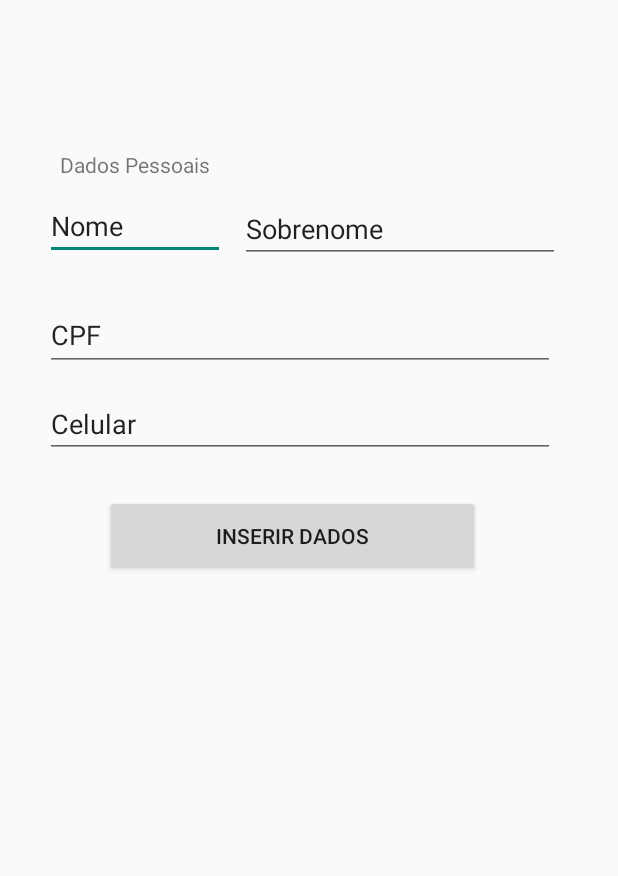
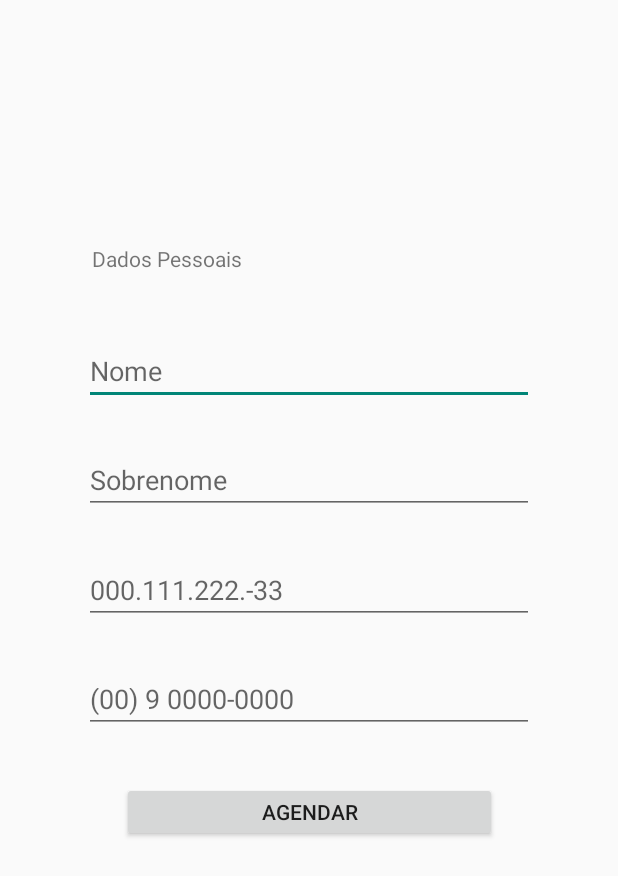
Before and after one commit to Gabs19/Agendamento-Online, an Android app: the Dados_Cadastrais screen opened directly, with no data from a screen before it, on a phone screen of 412 x 824 dp. Shown: the top 876 px of the screen. Run offline under Robolectric (Android 15) with nearby library versions, the phone set to English and light mode, and no system bars; our stand-ins replace Firebase (no records; nobody signed in at launch, a user with empty details on screens opened directly).

Commit message:
ajustes nos layouts

```diff
--- a/app/src/main/res/layout/activity_dados__cadastrais.xml
+++ b/app/src/main/res/layout/activity_dados__cadastrais.xml
@@ -1,65 +1,88 @@
 <?xml version="1.0" encoding="utf-8"?>
-<androidx.coordinatorlayout.widget.CoordinatorLayout xmlns:android="http://schemas.android.com/apk/res/android"
+<androidx.constraintlayout.widget.ConstraintLayout xmlns:android="http://schemas.android.com/apk/res/android"
     xmlns:app="http://schemas.android.com/apk/res-auto"
     xmlns:tools="http://schemas.android.com/tools"
+    android:id="@+id/coordinatorLayout5"
     android:layout_width="match_parent"
     android:layout_height="match_parent"
     tools:context=".Paciente.Dados_Cadastrais">
 
+
     <TextView
-        android:id="@+id/textView"
-        android:layout_width="109dp"
-        android:layout_height="22dp"
-        android:layout_marginTop="100dp"
-        android:layout_marginLeft="40dp"
-        android:text="Dados Pessoais" />
+        android:id="@+id/dados"
+        android:layout_width="wrap_content"
+        android:layout_height="wrap_content"
+        android:layout_marginStart="5dp"
+        android:layout_marginTop="150dp"
+        android:layout_marginBottom="15dp"
+        android:text="Dados Pessoais"
+        app:layout_constraintBottom_toTopOf="@+id/nome"
+        app:layout_constraintStart_toStartOf="@+id/nome"
+        app:layout_constraintTop_toTopOf="parent" />
 
     <EditText
         android:id="@+id/nome"
-        android:layout_width="120dp"
-        android:layout_height="43dp"
+        android:layout_width="300dp"
+        android:layout_height="40dp"
+        android:layout_marginTop="20dp"
         android:ems="10"
-        android:layout_marginTop="130dp"
-        android:layout_marginLeft="30dp"
         android:inputType="textPersonName"
-        android:text="Nome" />
+        android:hint="Nome"
+        app:layout_constraintBottom_toTopOf="@+id/sobrenome"
+        app:layout_constraintEnd_toEndOf="@+id/sobrenome"
+        app:layout_constraintStart_toStartOf="@+id/sobrenome"
+        app:layout_constraintTop_toBottomOf="@+id/dados"/>
 
     <EditText
         android:id="@+id/sobrenome"
-        android:layout_width="wrap_content"
-        android:layout_height="wrap_content"
+        android:layout_width="300dp"
+        android:layout_height="40dp"
+        android:layout_marginTop="20dp"
         android:ems="10"
-        android:layout_marginTop="130dp"
-        android:layout_marginLeft="160dp"
         android:inputType="textPersonName"
-        android:text="Sobrenome" />
+        android:hint="Sobrenome"
+        app:layout_constraintBottom_toTopOf="@+id/cpf"
+        app:layout_constraintEnd_toEndOf="parent"
+        app:layout_constraintStart_toStartOf="parent"
+        app:layout_constraintTop_toBottomOf="@+id/nome"/>
 
     <EditText
         android:id="@+id/cpf"
-        android:layout_width="340dp"
-        android:layout_height="47dp"
+        android:layout_width="300dp"
+        android:layout_height="40dp"
+        android:layout_marginTop="20dp"
         android:ems="10"
-        android:layout_marginTop="200dp"
-        android:layout_marginLeft="30dp"
-        android:inputType="textPersonName"
-        android:text="CPF" />
+        android:inputType="number"
+        android:hint="000.111.222.-33"
+        app:layout_constraintBottom_toTopOf="@+id/celular"
+        app:layout_constraintEnd_toEndOf="parent"
+        app:layout_constraintStart_toStartOf="parent"
+        app:layout_constraintTop_toBottomOf="@+id/sobrenome" />
 
     <EditText
         android:id="@+id/celular"
-        android:layout_width="340dp"
-        android:layout_height="wrap_content"
+        android:layout_width="300dp"
+        android:layout_height="40dp"
+        android:layout_marginTop="20dp"
         android:ems="10"
-        android:layout_marginTop="260dp"
-        android:layout_marginLeft="30dp"
         android:inputType="phone"
-        android:text="Celular" />
+        android:hint = "(00) 9 0000-0000"
+        app:layout_constraintBottom_toTopOf="@+id/inserir"
+        app:layout_constraintEnd_toEndOf="parent"
+        app:layout_constraintStart_toStartOf="parent"
+        app:layout_constraintTop_toBottomOf="@+id/cpf"  />
 
     <Button
         android:id="@+id/inserir"
         android:layout_width="250dp"
-        android:layout_height="54dp"
-        android:layout_marginTop="330dp"
-        android:layout_marginLeft="70dp"
-        android:text="Inserir Dados" />
+        android:layout_height="40dp"
+        android:layout_marginTop="20dp"
+        android:layout_marginBottom="250dp"
+        android:text="Agendar"
+        app:layout_constraintBottom_toBottomOf="parent"
+        app:layout_constraintEnd_toEndOf="parent"
+        app:layout_constraintStart_toStartOf="parent"
+        app:layout_constraintTop_toBottomOf="@+id/celular" />
 
-</androidx.coordinatorlayout.widget.CoordinatorLayout>
+
+</androidx.constraintlayout.widget.ConstraintLayout>
--- a/app/src/main/res/values/strings.xml
+++ b/app/src/main/res/values/strings.xml
@@ -1,3 +1,4 @@
 <resources>
     <string name="app_name">Agendamento_Online</string>
+    <string name="dados_pessoais">Dados Pessoais</string>
 </resources>
```
Also changed, not shown: app/src/main/res/drawable/consulta_add.xml (added, +22 -0 lines), app/src/main/res/drawable/ic_logout.xml (added, +10 -0 lines), app/src/main/res/drawable/ic_pass.xml (added, +10 -0 lines), app/src/main/res/drawable/ic_user.xml (added, +10 -0 lines), app/src/main/res/layout/activity_consulta.xml (+54 -20 lines), app/src/main/res/layout/activity_home.xml (+4 -5 lines), app/src/main/res/layout/activity_main.xml (+22 -15 lines), app/src/main/res/layout/activity_reset_senha.xml (+16 -11 lines).
